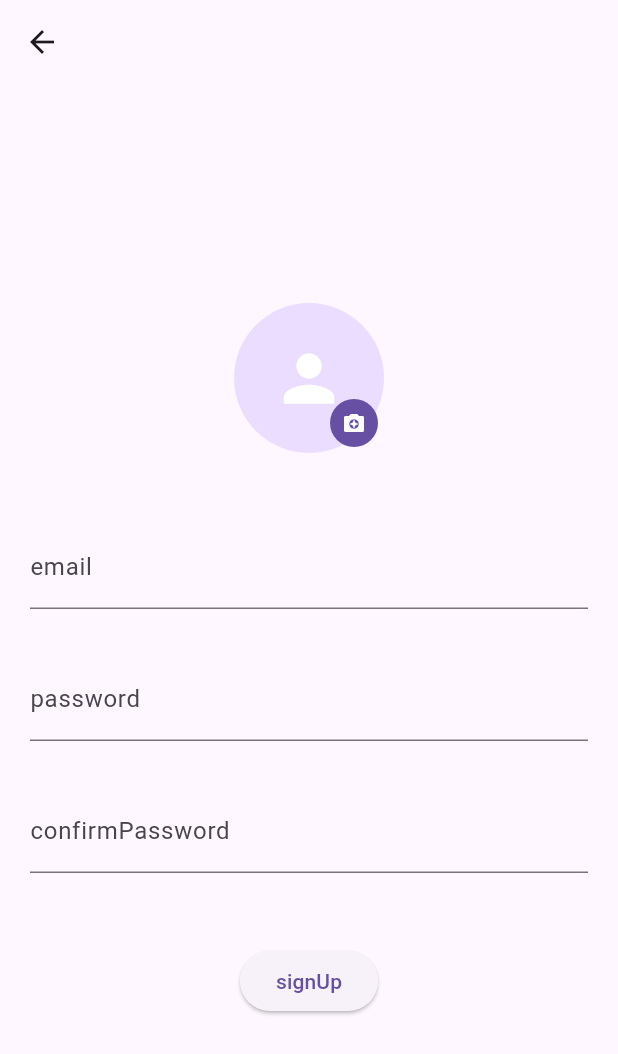
After one commit to Raonshi/misik_guide, a Flutter app: the screen it shows after launch, after a tap on "signUp", on a phone screen of 412 x 824 dp. The commit adds this screen. Shown: the top 1054 px of the screen. Run offline on Flutter 3.47's test engine with Material 2 defaults, Android fonts, the phone set to English and light mode, and no system bars; our stand-ins replace bloc, flutter_bloc, freezed_annotation.

Commit message:
improvo auth page : separate sign_in and sign_up

```diff
--- a/lib/blocs/auth/auth_bloc.dart
+++ b/lib/blocs/auth/sign_in/sign_in_bloc.dart
@@ -1,8 +1,8 @@
 import 'package:bloc/bloc.dart';
-import 'package:misik_guide/blocs/auth/auth_state.dart';
+import 'package:misik_guide/blocs/auth/sign_in/sign_in_state.dart';
 
-class AuthBloc extends Cubit<AuthState> {
-  AuthBloc() : super(AuthState.initial());
+class SignInBloc extends Cubit<SignInState> {
+  SignInBloc() : super(SignInState.initial());
 
   void onCheckSaveEmail(bool? value) {
     emit(state.copyWith(checkSaveEmail: value ?? false));
--- /dev/null
+++ b/lib/blocs/auth/sign_up/sign_up_bloc.dart
@@ -0,0 +1,18 @@
+import 'package:bloc/bloc.dart';
+import 'package:misik_guide/blocs/auth/sign_up/sign_up_state.dart';
+
+class SignUpBloc extends Cubit<SignUpState> {
+  SignUpBloc() : super(SignUpState.initial());
+
+  void onChangeEmail(String newEmail) {
+    emit(state.copyWith(email: newEmail));
+  }
+
+  void onChangePassword(String newPassword) {
+    emit(state.copyWith(password: newPassword));
+  }
+
+  void onChangeConfirmPassword(String newConfirmPassword) {
+    emit(state.copyWith(confirmPassword: newConfirmPassword));
+  }
+}
--- /dev/null
+++ b/lib/blocs/auth/sign_up/sign_up_state.dart
@@ -0,0 +1,21 @@
+// This file is "main.dart"
+import 'package:freezed_annotation/freezed_annotation.dart';
+import 'package:flutter/foundation.dart';
+
+// required: associates our `main.dart` with the code generated by Freezed
+part 'sign_up_state.freezed.dart';
+
+@freezed
+class SignUpState with _$SignUpState {
+  const factory SignUpState({
+    @Default("") String email,
+    @Default("") String password,
+    @Default("") String confirmPassword,
+    @Default("") String name,
+    @Default([]) List<int> imageBytes,
+  }) = _SignUpState;
+
+  const SignUpState._();
+
+  factory SignUpState.initial() => const SignUpState();
+}
--- a/lib/main.dart
+++ b/lib/main.dart
@@ -1,5 +1,5 @@
 import 'package:flutter/material.dart';
-import 'package:misik_guide/pages/auth_page.dart';
+import 'package:misik_guide/pages/auth/sign_in_page.dart';
 import 'package:misik_guide/styles/theme.dart';
 
 void main(List<String> args) {
@@ -17,7 +17,7 @@ class MyApp extends StatelessWidget {
       theme: lightTheme,
       darkTheme: darkTheme,
       themeMode: themeMode,
-      home: const AuthPage(),
+      home: const SignInPage(),
     );
   }
 }
--- a/lib/pages/auth_page.dart
+++ b/lib/pages/auth/sign_in_page.dart
@@ -1,25 +1,26 @@
 import 'package:flutter/material.dart';
 import 'package:flutter_bloc/flutter_bloc.dart';
-import 'package:misik_guide/blocs/auth/auth_bloc.dart';
-import 'package:misik_guide/blocs/auth/auth_state.dart';
+import 'package:misik_guide/blocs/auth/sign_in/sign_in_bloc.dart';
+import 'package:misik_guide/blocs/auth/sign_in/sign_in_state.dart';
+import 'package:misik_guide/pages/auth/sign_up_page.dart';
 import 'package:misik_guide/utils/dialog.dart';
 import 'package:misik_guide/utils/validation.dart';
 
-class AuthPage extends StatelessWidget {
-  const AuthPage({super.key});
+class SignInPage extends StatelessWidget {
+  const SignInPage({super.key});
 
   @override
   Widget build(BuildContext context) {
     return BlocProvider(
-      create: (context) => AuthBloc(),
-      child: _AuthPageBody(),
+      create: (context) => SignInBloc(),
+      child: _SignInPageBody(),
     );
   }
 }
 
-class _AuthPageBody extends StatelessWidget {
+class _SignInPageBody extends StatelessWidget {
   late final GlobalKey<FormState> _formKey;
-  _AuthPageBody() {
+  _SignInPageBody() {
     _formKey = GlobalKey<FormState>();
   }
 
@@ -59,11 +60,12 @@ class _AuthPageBody extends StatelessWidget {
                         ),
                         validator: (value) => validatePassword(value),
                       ),
+                      const SizedBox(height: 32.0),
                     ],
                   ),
                 ),
                 const SizedBox(height: 24.0),
-                BlocBuilder<AuthBloc, AuthState>(builder: (context, state) {
+                BlocBuilder<SignInBloc, SignInState>(builder: (context, state) {
                   return IntrinsicHeight(
                     child: Row(
                       mainAxisSize: MainAxisSize.max,
@@ -74,7 +76,7 @@ class _AuthPageBody extends StatelessWidget {
                           children: [
                             Checkbox.adaptive(
                               value: state.checkSaveEmail,
-                              onChanged: context.read<AuthBloc>().onCheckSaveEmail,
+                              onChanged: context.read<SignInBloc>().onCheckSaveEmail,
                             ),
                             const Text("saveEmail"),
                           ],
@@ -85,7 +87,7 @@ class _AuthPageBody extends StatelessWidget {
                           children: [
                             Checkbox.adaptive(
                               value: state.checkAutoSignIn,
-                              onChanged: context.read<AuthBloc>().onCheckAutoSignIn,
+                              onChanged: context.read<SignInBloc>().onCheckAutoSignIn,
                             ),
                             const Text("autoSignIn"),
                           ],
@@ -105,6 +107,21 @@ class _AuthPageBody extends StatelessWidget {
                   },
                   child: const Text("signIn"),
                 ),
+                const SizedBox(height: 24.0),
+                TextButton(
+                  onPressed: () {
+                    Navigator.push(
+                      context,
+                      MaterialPageRoute(builder: (context) => const SignUpPage()),
+                    ).then((value) {
+                      final bool isSignedUp = (value as bool?) ?? false;
+                      if (isSignedUp) {
+                        showInfoDialog(context, "succesSignUp");
+                      }
+                    });
+                  },
+                  child: const Text("signUp"),
+                ),
               ],
             ),
           ),
--- /dev/null
+++ b/lib/pages/auth/sign_up_page.dart
@@ -0,0 +1,112 @@
+import 'package:flutter/material.dart';
+import 'package:flutter_bloc/flutter_bloc.dart';
+import 'package:misik_guide/blocs/auth/sign_in/sign_in_bloc.dart';
+import 'package:misik_guide/blocs/auth/sign_in/sign_in_state.dart';
+import 'package:misik_guide/blocs/auth/sign_up/sign_up_bloc.dart';
+import 'package:misik_guide/blocs/auth/sign_up/sign_up_state.dart';
+import 'package:misik_guide/utils/dialog.dart';
+import 'package:misik_guide/utils/snackbar.dart';
+import 'package:misik_guide/utils/validation.dart';
+
+class SignUpPage extends StatelessWidget {
+  const SignUpPage({super.key});
+
+  @override
+  Widget build(BuildContext context) {
+    return BlocProvider(
+      create: (context) => SignUpBloc(),
+      child: _SignUpPageBody(),
+    );
+  }
+}
+
+class _SignUpPageBody extends StatelessWidget {
+  late final GlobalKey<FormState> _formKey;
+  _SignUpPageBody() {
+    _formKey = GlobalKey<FormState>();
+  }
+
+  @override
+  Widget build(BuildContext context) {
+    return GestureDetector(
+      onTap: () => FocusScope.of(context).unfocus(),
+      child: Scaffold(
+        appBar: AppBar(),
+        body: SafeArea(
+          child: Padding(
+            padding: const EdgeInsets.symmetric(horizontal: 20.0),
+            child: Column(
+              mainAxisAlignment: MainAxisAlignment.center,
+              children: [
+                Stack(
+                  alignment: Alignment.bottomRight,
+                  children: [
+                    const CircleAvatar(
+                      radius: 50.0,
+                      child: Icon(Icons.person, color: Colors.white, size: 50.0),
+                    ),
+                    IconButton.filled(
+                      onPressed: () {
+                        showInfoSnackbar(context, "show photo album or camera");
+                      },
+                      iconSize: 16.0,
+                      visualDensity: VisualDensity.compact,
+                      icon: const Icon(Icons.camera_enhance),
+                    ),
+                  ],
+                ),
+                const SizedBox(height: 48.0),
+                Form(
+                  key: _formKey,
+                  child: BlocBuilder<SignUpBloc, SignUpState>(
+                    builder: (context, state) {
+                      return Column(
+                        children: [
+                          TextFormField(
+                            decoration: const InputDecoration(
+                              label: Text("email"),
+                            ),
+                            onChanged: context.read<SignUpBloc>().onChangeEmail,
+                            validator: (value) => validateDomainEmail(value, "rsupport.com"),
+                          ),
+                          const SizedBox(height: 32.0),
+                          TextFormField(
+                            decoration: const InputDecoration(
+                              label: Text("password"),
+                            ),
+                            onChanged: context.read<SignUpBloc>().onChangePassword,
+                            validator: (value) => validatePassword(value),
+                          ),
+                          const SizedBox(height: 32.0),
+                          TextFormField(
+                            decoration: const InputDecoration(
+                              label: Text("confirmPassword"),
+                            ),
+                            onChanged: context.read<SignUpBloc>().onChangeConfirmPassword,
+                            validator: (value) => validateConfirmPassword(value, state.password),
+                          ),
+                        ],
+                      );
+                    },
+                  ),
+                ),
+                const SizedBox(height: 48.0),
+                ElevatedButton(
+                  onPressed: () {
+                    bool validationResult = _formKey.currentState?.validate() ?? false;
+                    if (validationResult) {
+                      Navigator.pop(context, true);
+                    } else {
+                      showInfoDialog(context, "signUpFailed");
+                    }
+                  },
+                  child: const Text("signUp"),
+                ),
+              ],
+            ),
+          ),
+        ),
+      ),
+    );
+  }
+}
```
Also changed, not shown: lib/blocs/auth/sign_in/sign_in_state.dart (renamed from lib/blocs/auth/auth_state.dart, +6 -6 lines), lib/utils/validation.dart (+12 -0 lines), lib/blocs/auth/sign_in/sign_in_state.freezed.dart, lib/blocs/auth/sign_up/sign_up_state.freezed.dart (added).
